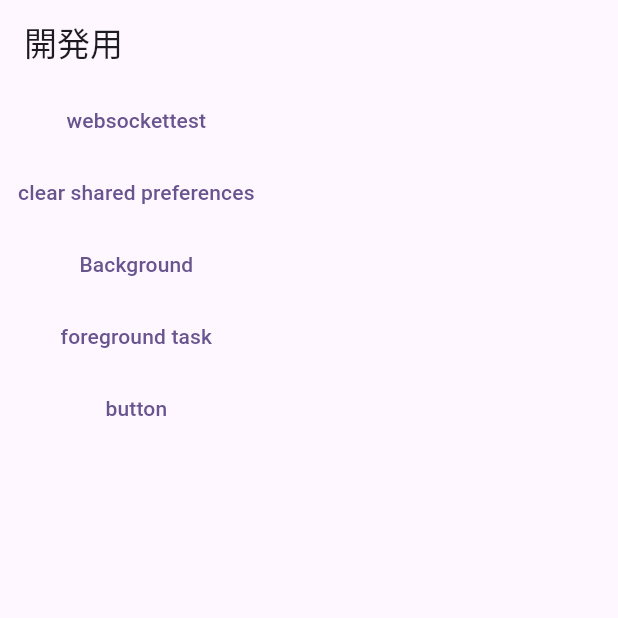
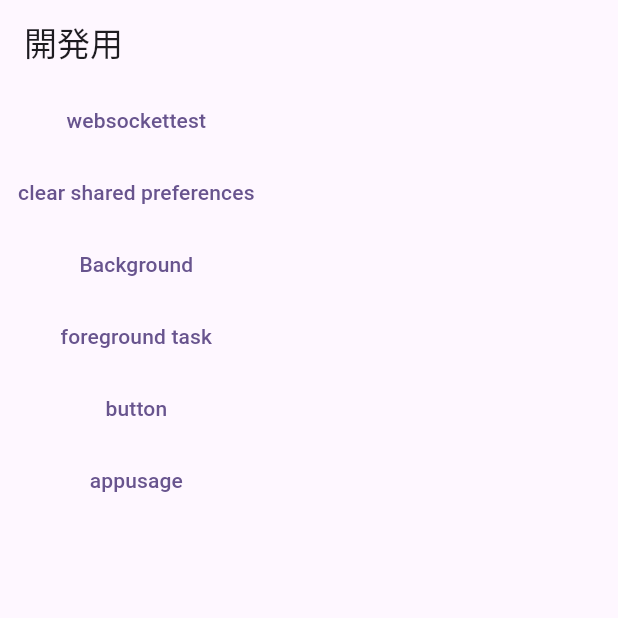
Before and after one commit to BATTARI-team/BATTARI, a Flutter app: the DeveloperWidgets screen opened by its route, on a phone screen of 412 x 824 dp, the top half of it. Run offline on Flutter 3.47's test engine with Material 3 defaults, Android fonts, the phone set to English and light mode, and no system bars; our stand-ins replace flutter_hooks, flutter_local_notifications, flutter_riverpod, freezed_annotation, go_router, hooks_riverpod and 3 more; missing offline and left inert: agora_rtc_engine, flutter_foreground_task, usage_stats; accounts and stored records are empty; generated files the repository leaves out were written again.

Commit message:
fix clear sharepreferences

```diff
--- a/lib/view/developer/developer_widgets.dart
+++ b/lib/view/developer/developer_widgets.dart
@@ -1,5 +1,6 @@
 import 'dart:io';
 
+import 'package:battari/view/developer/app_usage_time.dart';
 import 'package:battari/view/developer/background.dart';
 import 'package:battari/repository/user_repository.dart';
 import 'package:battari/view_model/user_view_model.dart';
@@ -52,9 +53,13 @@ class DeveloperWidgets extends StatelessWidget {
         body: Column(
           children: [
             _developerElement("websockettest", const WebSocketTest(), context),
-            TextButton(
-                child: const Text("clear shared preferences"),
-                onPressed: () => ProviderContainer().read(userSharedPreferencesRepositoryProvider).clear()),
+            Consumer(
+              builder: (context, ref, _) {
+                return TextButton(
+                    child: const Text("clear shared preferences"),
+                    onPressed: () => ref.read(userSharedPreferencesRepositoryProvider).clear());
+              }
+            ),
             // Consumer(
             //   builder: (context, ref, child) {
             //     ref.watch(souguuServiceProvider);
@@ -83,7 +88,9 @@ class DeveloperWidgets extends StatelessWidget {
             TextButton(
               child: const Text("button"),
               onPressed: () {},
-            )
+            ),
+          _developerElement("appusage", AppUsageTime(), context)
+
           ],
         ));
   }
```
